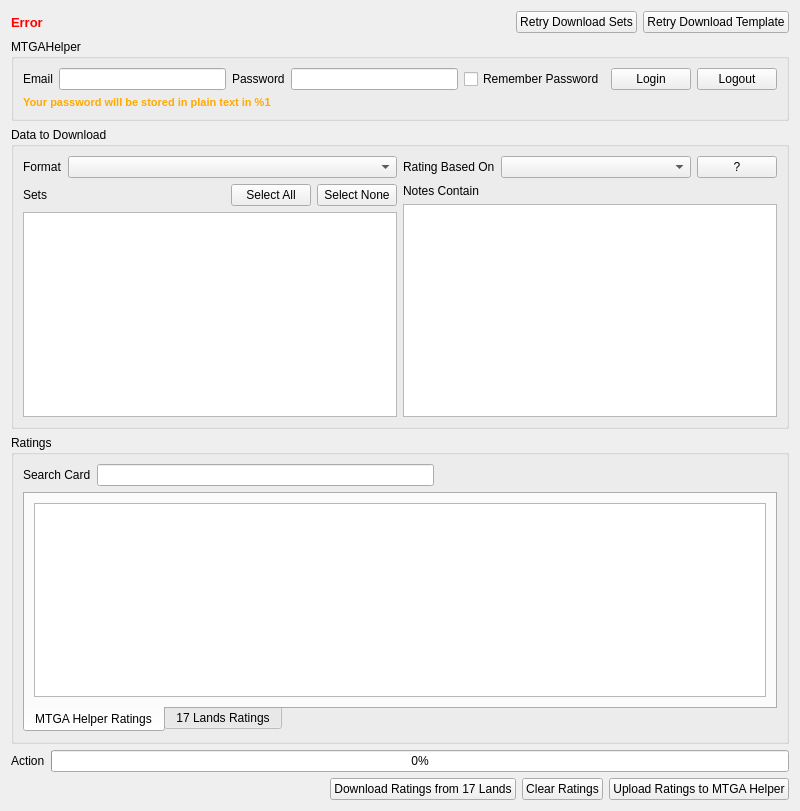
The window that src/mainwindow.ui (VSRonin/17Helper) describes before a commit, drawn with Qt 5.
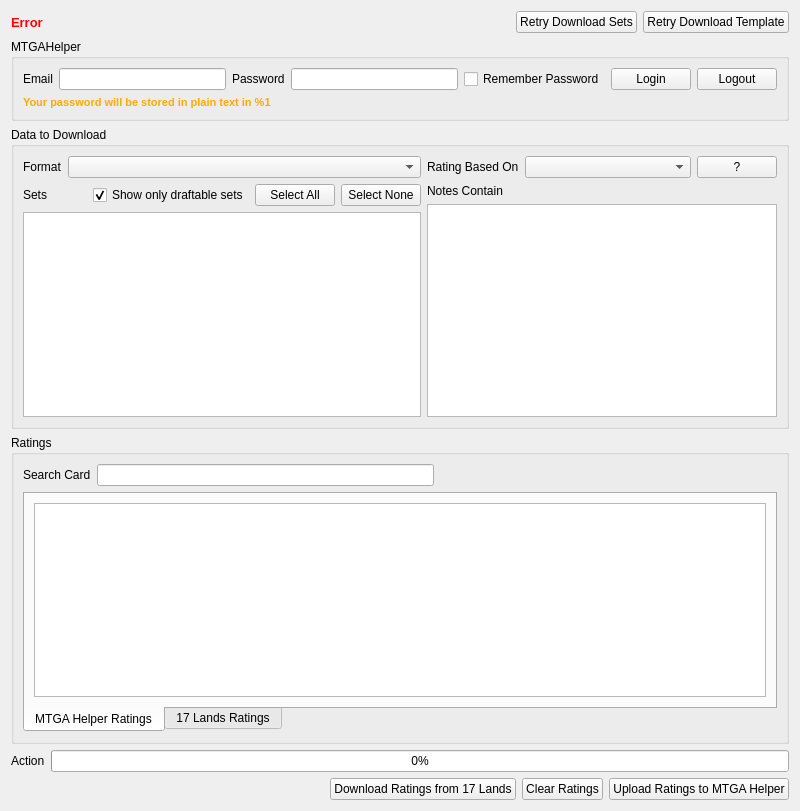
The same window after the commit.

The edit to the form file:
```diff
--- a/src/mainwindow.ui
+++ b/src/mainwindow.ui
@@ -248,6 +248,16 @@
             </property>
            </spacer>
           </item>
+          <item>
+           <widget class="QCheckBox" name="draftableSetsCheck">
+            <property name="text">
+             <string>Show only draftable sets</string>
+            </property>
+            <property name="checked">
+             <bool>true</bool>
+            </property>
+           </widget>
+          </item>
           <item>
            <widget class="QPushButton" name="allSetsButton">
             <property name="text">
```
Left out of the diff: 2 changed lines with no effect on the pictures.
